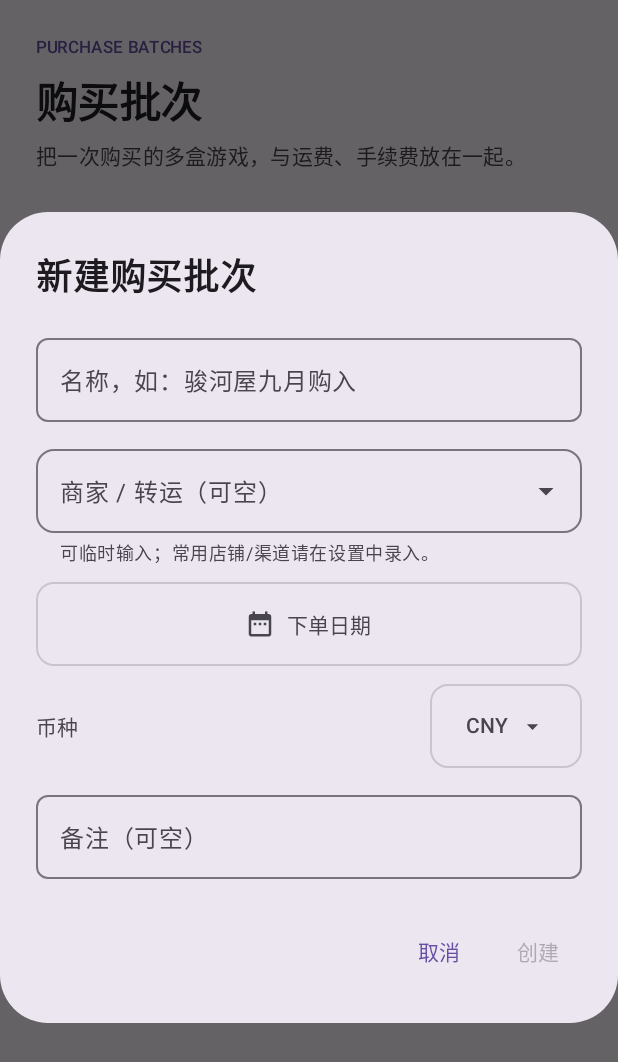
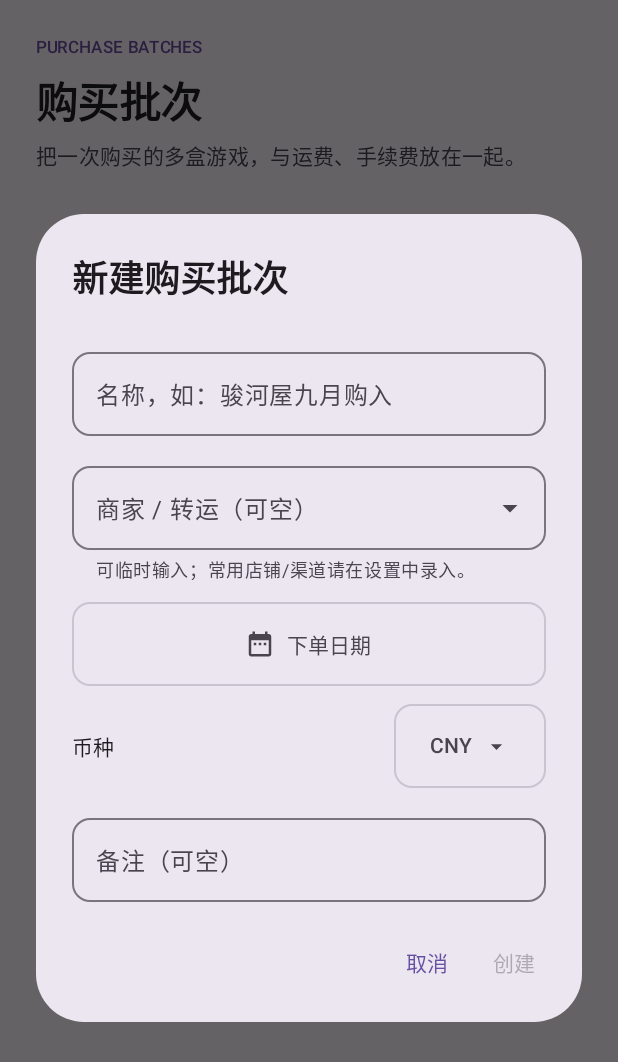
Before and after one commit to 100pangci/VNventory, an Android app built with Jetpack Compose: the composable OrdersScreen shown on its own in the app's theme, after a tap on "建立第一个批次", on a phone screen of 412 x 824 dp. Shown: the top 1062 px of the screen. Run offline under Robolectric (Android 15) with nearby library versions, the light colour scheme and no system bars; our stand-ins replace Room's generated code; pictures from the network do not load; 1 statement that could not run was skipped.

Commit message:
修复订单详情键冲突并补充UI边缘回归

```diff
--- a/app/src/main/java/com/vnventory/app/ui/orders/OrdersScreen.kt
+++ b/app/src/main/java/com/vnventory/app/ui/orders/OrdersScreen.kt
@@ -1,40 +1,41 @@
 package com.vnventory.app.ui.orders
 
-import androidx.compose.foundation.clickable
 import androidx.compose.foundation.layout.Arrangement
 import androidx.compose.foundation.layout.Box
 import androidx.compose.foundation.layout.Column
+import androidx.compose.foundation.layout.FlowRow
 import androidx.compose.foundation.layout.PaddingValues
 import androidx.compose.foundation.layout.Row
 import androidx.compose.foundation.layout.Spacer
-import androidx.compose.foundation.layout.WindowInsets
 import androidx.compose.foundation.layout.fillMaxSize
 import androidx.compose.foundation.layout.fillMaxWidth
 import androidx.compose.foundation.layout.height
+import androidx.compose.foundation.layout.heightIn
+import androidx.compose.foundation.layout.widthIn
 import androidx.compose.foundation.layout.padding
-import androidx.compose.foundation.layout.width
+import androidx.compose.foundation.rememberScrollState
+import androidx.compose.foundation.verticalScroll
 import androidx.compose.foundation.lazy.LazyColumn
 import androidx.compose.foundation.lazy.items
 import androidx.compose.foundation.lazy.rememberLazyListState
-import androidx.compose.material.icons.Icons
-import androidx.compose.material.icons.filled.Add
-import androidx.compose.material3.Card
-import androidx.compose.material3.CardDefaults
 import androidx.compose.material3.ExperimentalMaterial3Api
-import androidx.compose.material3.FloatingActionButton
-import androidx.compose.material3.Icon
 import androidx.compose.material3.MaterialTheme
 import androidx.compose.material3.OutlinedTextField
 import androidx.compose.material3.Text
 import androidx.compose.material3.TextButton
-import androidx.compose.material3.AlertDialog
+import androidx.compose.material3.Surface
 import androidx.compose.runtime.Composable
 import androidx.compose.runtime.getValue
 import androidx.compose.runtime.derivedStateOf
 import androidx.compose.runtime.remember
 import androidx.compose.ui.Alignment
 import androidx.compose.ui.Modifier
+import androidx.compose.ui.platform.LocalFocusManager
+import androidx.compose.ui.semantics.heading
+import androidx.compose.ui.semantics.semantics
 import androidx.compose.ui.unit.dp
+import androidx.compose.ui.window.Dialog
+import androidx.compose.ui.window.DialogProperties
 import androidx.lifecycle.compose.collectAsStateWithLifecycle
 import androidx.lifecycle.viewmodel.compose.viewModel
 import com.vnventory.app.di.AppViewModelProvider
@@ -98,57 +99,82 @@ fun OrdersScreen(
     }
 
     if (state.createOpen) {
-        AlertDialog(
-            onDismissRequest = viewModel::closeCreate,
-            title = { Text(stringResource(R.string.order_create_title)) },
-            text = {
-                Column(verticalArrangement = Arrangement.spacedBy(10.dp)) {
-                    OperationError(viewModel)
+        OrderCreateDialog(state, viewModel::onTitleChange, viewModel::onMerchantChange, viewModel::onDateChange,
+            viewModel::onCurrencyChange, viewModel::onNotesChange, viewModel::closeCreate,
+            { viewModel.createOrder(onOrderCreated) }, error = { OperationError(viewModel) })
+    }
+}
+
+@Composable
+internal fun OrderCreateDialog(
+    state: OrdersUiState,
+    onTitleChange: (String) -> Unit,
+    onMerchantChange: (String) -> Unit,
+    onDateChange: (java.time.LocalDate?) -> Unit,
+    onCurrencyChange: (String) -> Unit,
+    onNotesChange: (String) -> Unit,
+    onDismiss: () -> Unit,
+    onCreate: () -> Unit,
+    error: @Composable () -> Unit = {},
+) {
+    val focus = LocalFocusManager.current
+    // 可编辑下拉不参与 AlertDialog 的固有尺寸测量；限制高度并固定底部操作。
+    Dialog(onDismissRequest = { if (!state.creating) onDismiss() }, properties = DialogProperties(usePlatformDefaultWidth = false)) {
+        Surface(Modifier.padding(24.dp).widthIn(max = 560.dp).fillMaxWidth(),
+            shape = MaterialTheme.shapes.extraLarge, color = MaterialTheme.colorScheme.surfaceContainerHigh) {
+            Column(Modifier.heightIn(max = 640.dp)) {
+                Text(stringResource(R.string.order_create_title), style = MaterialTheme.typography.headlineSmall,
+                    modifier = Modifier.padding(24.dp).semantics { heading() })
+                Column(Modifier.weight(1f, fill = false).verticalScroll(rememberScrollState()).padding(horizontal = 24.dp),
+                    verticalArrangement = Arrangement.spacedBy(12.dp)) {
+                    error()
                     OutlinedTextField(
                         value = state.form.title,
-                        onValueChange = viewModel::onTitleChange,
+                        onValueChange = onTitleChange,
                         label = { Text(stringResource(R.string.order_name_hint)) },
                         singleLine = true,
+                        enabled = !state.creating,
+                        shape = MaterialTheme.shapes.small,
                         modifier = Modifier.fillMaxWidth(),
                     )
                     ShopChannelField(
                         value = state.form.merchant,
-                        onValueChange = viewModel::onMerchantChange,
+                        onValueChange = onMerchantChange,
                         options = state.shopChannels,
                         label = stringResource(R.string.order_merchant_optional),
+                        enabled = !state.creating,
                         modifier = Modifier.fillMaxWidth(),
                     )
                     Column(verticalArrangement = Arrangement.spacedBy(12.dp)) {
                         DateField(
                             date = state.form.date,
-                            onDateChange = viewModel::onDateChange,
+                            onDateChange = onDateChange,
                             placeholder = stringResource(R.string.order_date),
                             modifier = Modifier.fillMaxWidth(),
                         )
                         Row(Modifier.fillMaxWidth(), verticalAlignment = Alignment.CenterVertically, horizontalArrangement = Arrangement.SpaceBetween) {
                             Text(stringResource(R.string.currency), style = MaterialTheme.typography.bodyMedium)
-                            CurrencySelector(selected = state.form.currency, onSelect = viewModel::onCurrencyChange)
+                            CurrencySelector(selected = state.form.currency, onSelect = onCurrencyChange)
                         }
                     }
                     OutlinedTextField(
                         value = state.form.notes,
-                        onValueChange = viewModel::onNotesChange,
+                        onValueChange = onNotesChange,
                         label = { Text(stringResource(R.string.notes_optional)) },
                         singleLine = true,
+                        enabled = !state.creating,
+                        shape = MaterialTheme.shapes.small,
                         modifier = Modifier.fillMaxWidth(),
                     )
                 }
-            },
-            confirmButton = {
-                TextButton(
-                    onClick = { viewModel.createOrder(onOrderCreated) },
-                    enabled = state.form.canSave && !state.creating,
-                ) { Text(stringResource(R.string.action_create)) }
-            },
-            dismissButton = {
-                TextButton(onClick = viewModel::closeCreate) { Text(stringResource(R.string.action_cancel)) }
-            },
-        )
+                FlowRow(Modifier.fillMaxWidth().padding(16.dp), horizontalArrangement = Arrangement.End) {
+                    TextButton(onClick = onDismiss, enabled = !state.creating) { Text(stringResource(R.string.action_cancel)) }
+                    TextButton(onClick = { focus.clearFocus(); onCreate() }, enabled = state.form.canSave && !state.creating) {
+                        Text(stringResource(if (state.creating) R.string.saving else R.string.action_create))
+                    }
+                }
+            }
+        }
     }
 }
 
--- a/app/src/main/java/com/vnventory/app/ui/settings/SettingsDetailScreens.kt
+++ b/app/src/main/java/com/vnventory/app/ui/settings/SettingsDetailScreens.kt
@@ -4,6 +4,8 @@ import androidx.activity.compose.BackHandler
 import androidx.activity.compose.rememberLauncherForActivityResult
 import androidx.activity.result.contract.ActivityResultContracts
 import androidx.compose.foundation.layout.Arrangement
+import androidx.compose.foundation.rememberScrollState
+import androidx.compose.foundation.verticalScroll
 import androidx.compose.foundation.selection.toggleable
 import androidx.compose.foundation.layout.Column
 import androidx.compose.foundation.layout.IntrinsicSize
@@ -298,7 +300,7 @@ internal fun BackupImportDialogs(
             onDismissRequest = { if (!state.busy) onDismiss() },
             title = { Text(stringResource(R.string.backup_check)) },
             text = {
-                Column(verticalArrangement = Arrangement.spacedBy(8.dp)) {
+                Column(Modifier.verticalScroll(rememberScrollState()), verticalArrangement = Arrangement.spacedBy(8.dp)) {
                     Text(stringResource(R.string.backup_contents,
                         pluralStringResource(R.plurals.backup_copy_count, backup.copies.size, backup.copies.size),
                         pluralStringResource(R.plurals.backup_order_count, backup.orders.size, backup.orders.size),
@@ -339,7 +341,7 @@ internal fun BackupImportDialogs(
             onDismissRequest = { if (!state.busy) onCancelReplace() },
             title = { Text(stringResource(R.string.backup_replace_title)) },
             text = {
-                Column(verticalArrangement = Arrangement.spacedBy(8.dp)) {
+                Column(Modifier.verticalScroll(rememberScrollState()), verticalArrangement = Arrangement.spacedBy(8.dp)) {
                     Text(stringResource(R.string.backup_replace_warning))
                     if (state.busy) Text(state.progress.localized())
                     error?.let { Text(it.localized(), color = MaterialTheme.colorScheme.error) }
```
Also changed, not shown: app/src/main/java/com/vnventory/app/ui/orders/OrderDetailScreen.kt (+43 -60 lines), 2 other files.
